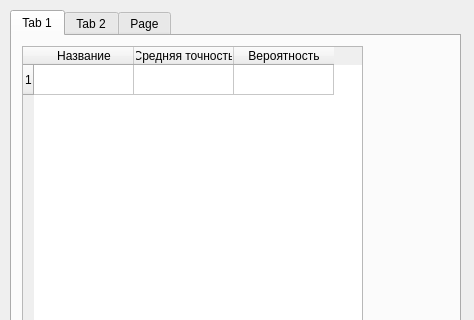
First picture: the form in monitoring.ui, repository GamesIS/HandGestureRecognitionVer2, before the edit; both pictures show x 0 to 474 and y 0 to 320 of the 474 by 509 pixel window.
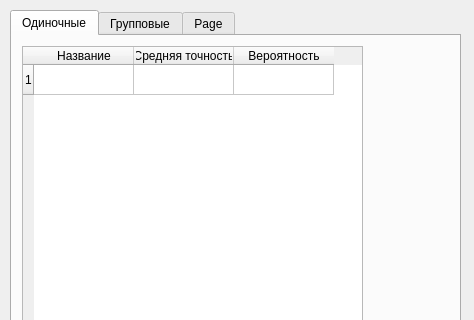
Second picture: the form after the edit.

```diff
--- a/monitoring.ui
+++ b/monitoring.ui
@@ -27,7 +27,7 @@
    </property>
    <widget class="QWidget" name="tab">
     <attribute name="title">
-     <string>Tab 1</string>
+     <string>Одиночные</string>
     </attribute>
     <widget class="QLabel" name="finish_gest">
      <property name="geometry">
@@ -180,7 +180,7 @@
    </widget>
    <widget class="QWidget" name="tab_2">
     <attribute name="title">
-     <string>Tab 2</string>
+     <string>Групповые</string>
     </attribute>
    </widget>
    <widget class="QWidget" name="tab_3">
```
Left out of the diff: 9 changed lines with no effect on the pictures.
